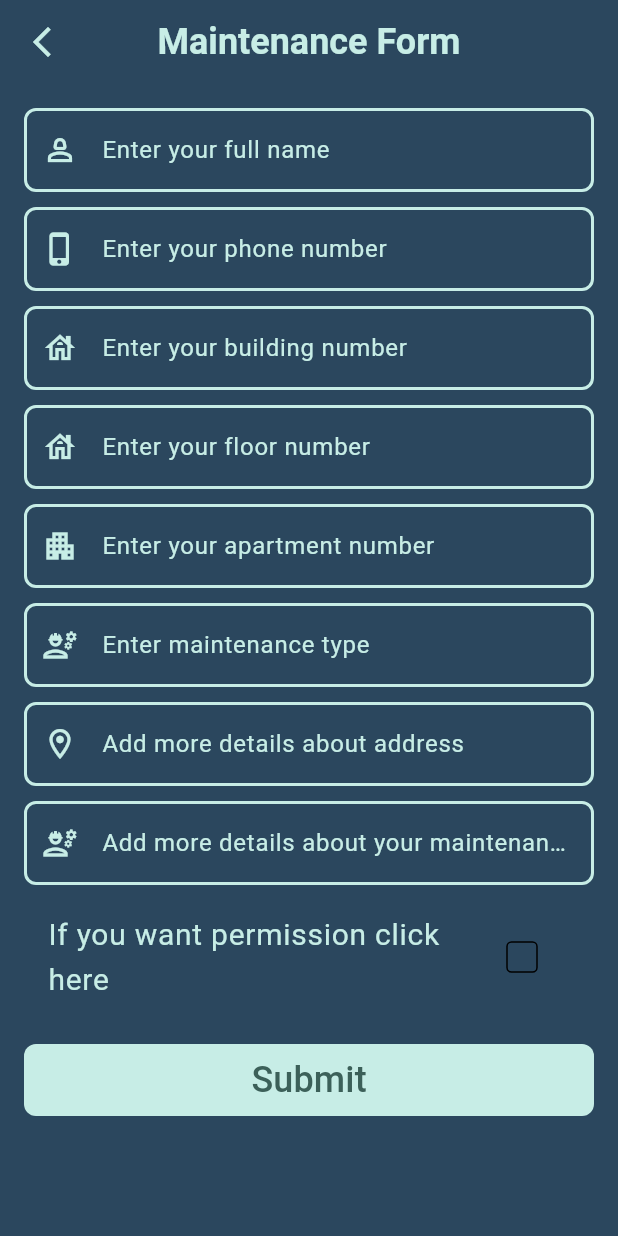
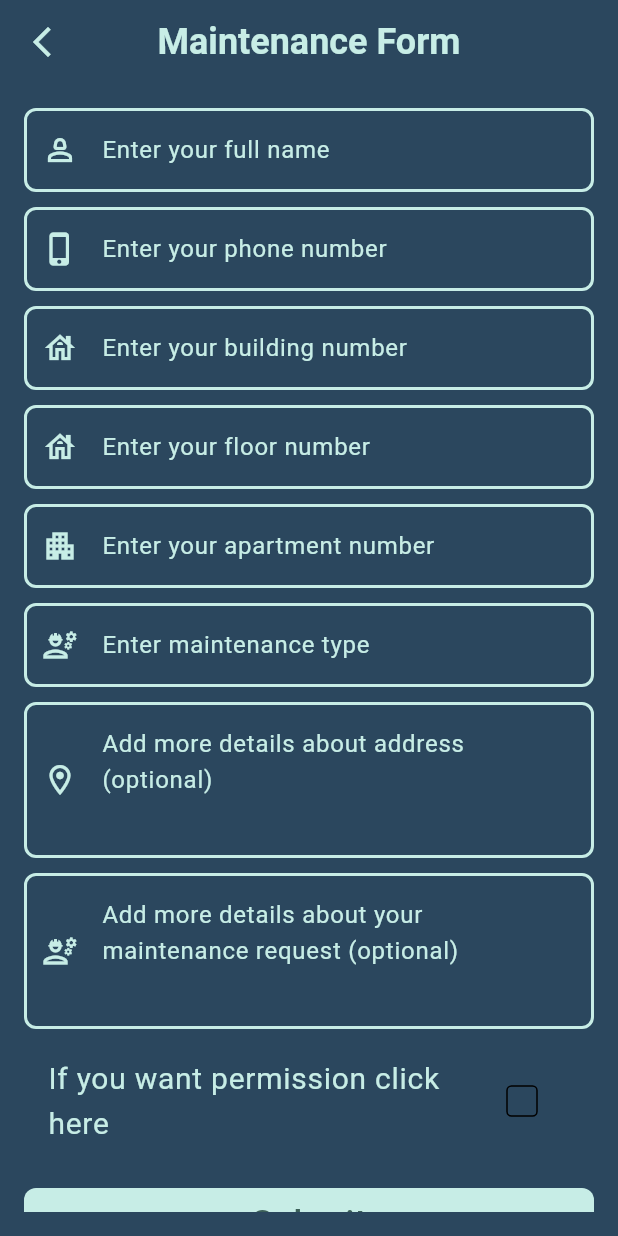
Before and after one commit to Peter-Awod/Maintenance-App, a Flutter app: the MaintenanceForm screen opened directly, on a phone screen of 412 x 824 dp. Run offline on Flutter 3.47's test engine with Material 3 defaults, Android fonts, the phone set to English and light mode, and no system bars; our stand-ins replace bloc, cloud_firestore, conditional_builder_null_safety, firebase_auth, firebase_core, flutter_bloc and 3 more; accounts and stored records are empty.

Commit message:
add max lines to text form fields

```diff
--- a/lib/shared/custom_widgets/custom_text_form_field.dart
+++ b/lib/shared/custom_widgets/custom_text_form_field.dart
@@ -2,8 +2,8 @@ import 'package:flutter/material.dart';
 import 'package:maintenance_app/shared/constants.dart';
 
 class CustomTextFormField extends StatelessWidget {
-  const CustomTextFormField(
-      {super.key,
+  const CustomTextFormField({
+    super.key,
     required this.textEditingController,
     required this.hintText,
     required this.prefixIcon,
@@ -11,7 +11,10 @@ class CustomTextFormField extends StatelessWidget {
     this.onSaved,
     this.onChanged,
     this.obscureText = false,
-      this.suffixIcon, this.suffixIconPressed});
+    this.suffixIcon,
+    this.suffixIconPressed,
+    this.maxLines = 1,
+  });
 
   final TextEditingController textEditingController;
   final String hintText;
@@ -22,6 +25,7 @@ class CustomTextFormField extends StatelessWidget {
   final TextInputType keyboardType;
   final bool obscureText;
   final void Function()? suffixIconPressed;
+  final int maxLines;
 
   @override
   Widget build(BuildContext context) {
@@ -41,7 +45,9 @@ class CustomTextFormField extends StatelessWidget {
       obscureText: obscureText,
       onSaved: (value) {},
       onChanged: (value) {},
+      maxLines: maxLines,
       decoration: InputDecoration(
+
         border: buildOutlineInputBorder(),
         enabledBorder: buildOutlineInputBorder(),
         hintText: hintText,
@@ -52,7 +58,10 @@ class CustomTextFormField extends StatelessWidget {
         prefixIconColor: kSecondaryColor,
         suffixIconColor: kSecondaryColor,
         suffixIcon: suffixIcon != null
-            ? IconButton(onPressed: suffixIconPressed, icon: Icon(suffixIcon),)
+            ? IconButton(
+                onPressed: suffixIconPressed,
+                icon: Icon(suffixIcon),
+              )
             : null,
       ),
     );
--- a/lib/widgets/maintenance_form.dart
+++ b/lib/widgets/maintenance_form.dart
@@ -179,12 +179,13 @@ class _MaintenanceFormState extends State<MaintenanceForm> {
                       // address details
                       CustomTextFormField(
                         textEditingController: addressDetailsController,
-                        hintText: 'Add more details about address',
+                        hintText: 'Add more details about address (optional)',
                         prefixIcon: const Icon(Icons.location_on_outlined),
                         keyboardType: TextInputType.text,
                         onSaved: (value) {
                           maintenanceType = value!;
                         },
+                        maxLines: 3,
                       ),
                       const SizedBox(
                         height: 10,
@@ -194,12 +195,13 @@ class _MaintenanceFormState extends State<MaintenanceForm> {
                       CustomTextFormField(
                         textEditingController: maintenanceDetailsController,
                         hintText:
-                            'Add more details about your maintenance request',
+                            'Add more details about your maintenance request (optional)',
                         prefixIcon: const Icon(Icons.engineering_outlined),
                         keyboardType: TextInputType.text,
                         onSaved: (value) {
                           maintenanceType = value!;
                         },
+                        maxLines: 3,
                       ),
                       const SizedBox(
                         height: 10,
@@ -256,6 +258,7 @@ class _MaintenanceFormState extends State<MaintenanceForm> {
                           onSaved: (value) {
                             permission = value!;
                           },
+                          maxLines: 3,
                         ),
                       const SizedBox(
                         height: 20,
```
Lines whose indentation alone changed are shown as unchanged.
